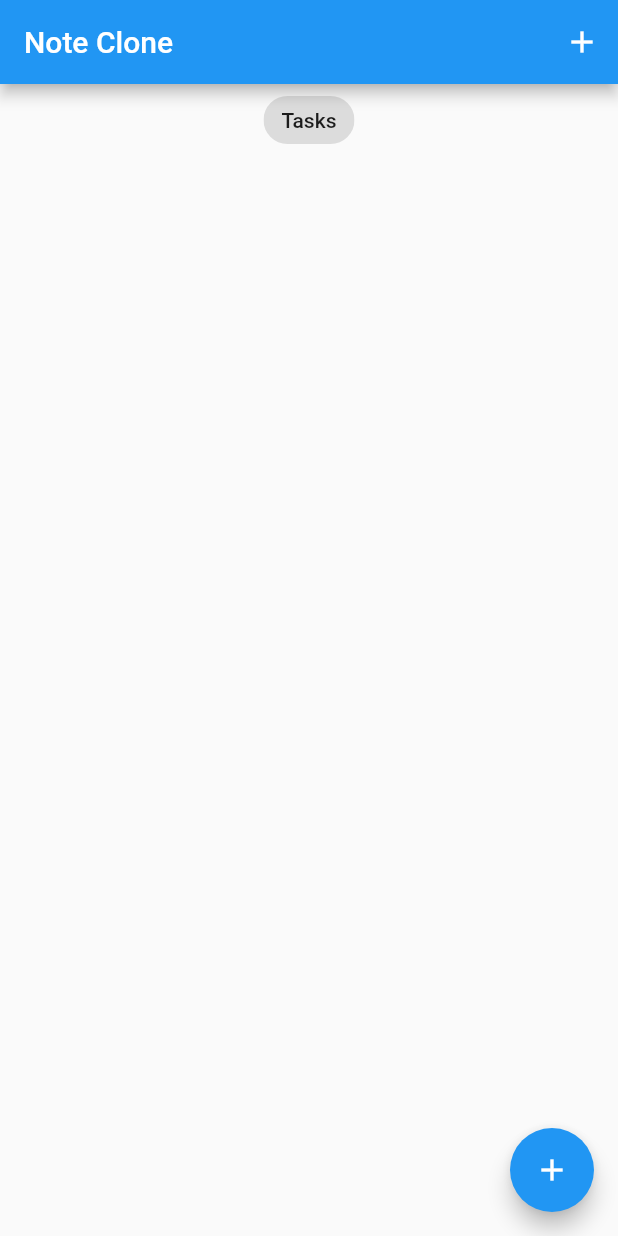
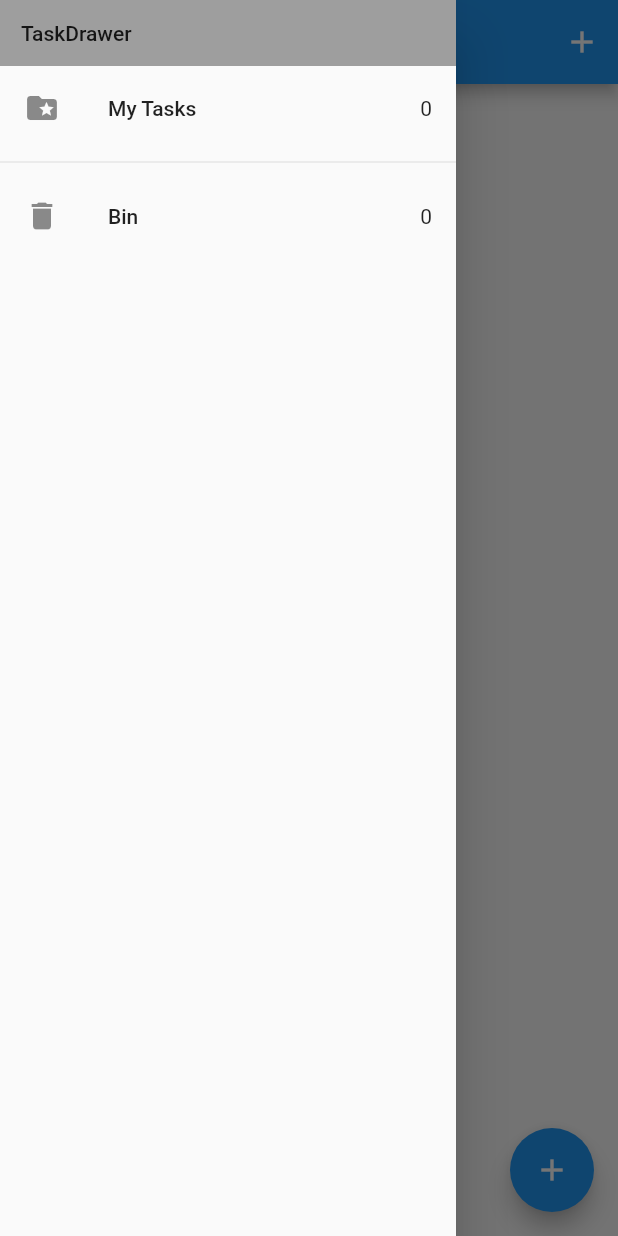
Before and after one commit to sherryqaisrani/Note-Clone, a Flutter app: the screen it shows after launch, with the side drawer open (before the commit the screen has no drawer), on a phone screen of 412 x 824 dp. Run offline on Flutter 3.47's test engine with Material 2 defaults, Android fonts, the light colour scheme and no system bars; our stand-ins replace equatable, flutter_bloc, hydrated_bloc.

Commit message:
Worked On Remove Task

```diff
--- a/lib/blocs/bloc/task_event.dart
+++ b/lib/blocs/bloc/task_event.dart
@@ -27,3 +27,9 @@ class DeleteTaskEvent extends TaskEvent {
   @override
   List<Object> get props => [task];
 }
+class RemoveTaskEvent extends TaskEvent {
+  final TaskModel task;
+  const RemoveTaskEvent({required this.task});
+  @override
+  List<Object> get props => [task];
+}
--- a/lib/blocs/bloc/task_state.dart
+++ b/lib/blocs/bloc/task_state.dart
@@ -6,22 +6,31 @@ import '../../models/tasks_model.dart';
 
 class TaskState extends Equatable {
   final List<TaskModel> allTask;
-  const TaskState({this.allTask = const []});
+  final List<TaskModel> removeTask;
+  const TaskState({this.allTask = const [], this.removeTask = const []});
 
   @override
-  List<Object> get props => [allTask];
-
-
+  List<Object> get props => [allTask, removeTask];
 
   Map<String, dynamic> toMap() {
     return <String, dynamic>{
       'allTask': allTask.map((x) => x.toMap()).toList(),
+      'removeTask': allTask.map((x) => x.toMap()).toList(),
     };
   }
 
   factory TaskState.fromMap(Map<String, dynamic> map) {
     return TaskState(
-      allTask: List<TaskModel>.from((map['allTask'] as List<int>).map<TaskModel>((x) => TaskModel.fromMap(x as Map<String,dynamic>),),),
+      allTask: List<TaskModel>.from(
+        (map['allTask'] as List<int>).map<TaskModel>(
+          (x) => TaskModel.fromMap(x as Map<String, dynamic>),
+        ),
+      ),
+      removeTask: List<TaskModel>.from(
+        (map['removeTask'] as List<int>).map<TaskModel>(
+          (x) => TaskModel.fromMap(x as Map<String, dynamic>),
+        ),
+      ),
     );
   }
 }
--- a/lib/blocs/bloc_exports.dart
+++ b/lib/blocs/bloc_exports.dart
@@ -1,3 +1,4 @@
 export './bloc/task_bloc.dart';
 export 'package:flutter_bloc/flutter_bloc.dart';
 export 'package:hydrated_bloc/hydrated_bloc.dart';
+export '../blocs/bloc/task_state.dart';
--- a/lib/main.dart
+++ b/lib/main.dart
@@ -1,18 +1,21 @@
 import 'package:flutter/material.dart';
+import 'package:note_clone/routes/app_routes.dart';
 import 'package:note_clone/screens/task_screen.dart';
 import 'package:path_provider/path_provider.dart';
 import 'blocs/bloc_exports.dart';
 
 void main() async {
  WidgetsFlutterBinding.ensureInitialized();
-  final storageDirectory = await getApplicationDocumentsDirectory();
-  HydratedBloc.storage = await HydratedStorage.build(storageDirectory: storageDirectory);
-  runApp(const MyApp());
+  HydratedBloc.storage = await HydratedStorage.build(
+    storageDirectory: await getApplicationDocumentsDirectory(),
+  );
+  runApp( MyApp(appRoutes: AppRoutes(),));
 }
 
+// ignore: must_be_immutable
 class MyApp extends StatelessWidget {
-  const MyApp({super.key});
-
+   MyApp({super.key, required this.appRoutes});
+  AppRoutes appRoutes;
   @override
   Widget build(BuildContext context) {
     return BlocProvider(
@@ -24,6 +27,7 @@ class MyApp extends StatelessWidget {
           primarySwatch: Colors.blue,
         ),
         home: const TaskScreen(),
+        onGenerateRoute: appRoutes.onGenerateRoute ,
       ),
     );
   }
--- a/lib/screens/task_screen.dart
+++ b/lib/screens/task_screen.dart
@@ -2,14 +2,13 @@ import 'package:flutter/material.dart';
 import 'package:note_clone/blocs/bloc/task_state.dart';
 import 'package:note_clone/models/tasks_model.dart';
 import 'package:note_clone/screens/add_task_screen.dart';
+import 'package:note_clone/widgets/task_drawer.dart';
 import 'package:note_clone/widgets/task_list.dart';
 import '../blocs/bloc_exports.dart';
 
 class TaskScreen extends StatelessWidget {
   const TaskScreen({Key? key}) : super(key: key);
-
-
-
+  static const id = 'task_screen';
   @override
   Widget build(BuildContext context) {
     return BlocBuilder<TaskBloc, TaskState>(
@@ -18,19 +17,26 @@ class TaskScreen extends StatelessWidget {
         return Scaffold(
           appBar: AppBar(
             title: const Text('Note Clone'),
-          actions: [
-            IconButton(onPressed: (){
-               addTask(context);
-            }, icon: const Icon(Icons.add, color: Colors.white,),),
-          ],
+            actions: [
+              IconButton(
+                onPressed: () {
+                  addTask(context);
+                },
+                icon: const Icon(
+                  Icons.add,
+                  color: Colors.white,
+                ),
+              ),
+            ],
           ),
+          drawer: TaskDrawer(),
           body: Column(
             mainAxisAlignment: MainAxisAlignment.center,
             children: [
-              const Center(
+              Center(
                 child: Chip(
                     label: Text(
-                  'Tasks',
+                  '${taskList.length} : Tasks',
                 )),
               ),
               TaskList(taskList: taskList)
--- /dev/null
+++ b/lib/widgets/task_drawer.dart
@@ -0,0 +1,61 @@
+import 'package:flutter/material.dart';
+import 'package:note_clone/screens/recycle_bin.dart';
+import 'package:note_clone/screens/task_screen.dart';
+
+import '../blocs/bloc_exports.dart';
+
+class TaskDrawer extends StatelessWidget {
+  const TaskDrawer({super.key});
+
+  @override
+  Widget build(BuildContext context) {
+    return SafeArea(
+      child: Drawer(
+        child: Column(
+          children: [
+            Container(
+              width: double.maxFinite,
+              padding: const EdgeInsets.symmetric(horizontal: 14, vertical: 14),
+              color: Colors.grey,
+              child: Text(
+                'TaskDrawer',
+                style: Theme.of(context).textTheme.bodyLarge,
+              ),
+            ),
+            GestureDetector(
+              onTap: () => Navigator.of(context).pushNamed(
+                TaskScreen.id,
+              ),
+              child: BlocBuilder<TaskBloc, TaskState>(
+                builder: (context, state) {
+                  return ListTile(
+                    leading: const Icon(
+                      Icons.folder_special,
+                    ),
+                    title: const Text('My Tasks'),
+                    trailing: Text('${state.allTask.length}'),
+                  );
+                },
+              ),
+            ),
+            const Divider(),
+            BlocBuilder<TaskBloc, TaskState>(
+              builder: (context, state) {
+                return GestureDetector(
+                  onTap: () => Navigator.of(context).pushNamed(RecycleBin.id),
+                  child:  ListTile(
+                    leading: const Icon(
+                      Icons.delete,
+                    ),
+                    title: const Text('Bin'),
+                    trailing: Text('${state.removeTask.length}'),
+                  ),
+                );
+              },
+            )
+          ],
+        ),
+      ),
+    );
+  }
+}
```
Also changed, not shown: lib/blocs/bloc/task_bloc.dart (+26 -7 lines), lib/routes/app_routes.dart (added, +17 -0 lines), lib/screens/recycle_bin.dart (added, +44 -0 lines), lib/widgets/task_list.dart (+13 -6 lines), pubspec.lock, 1 other file.
